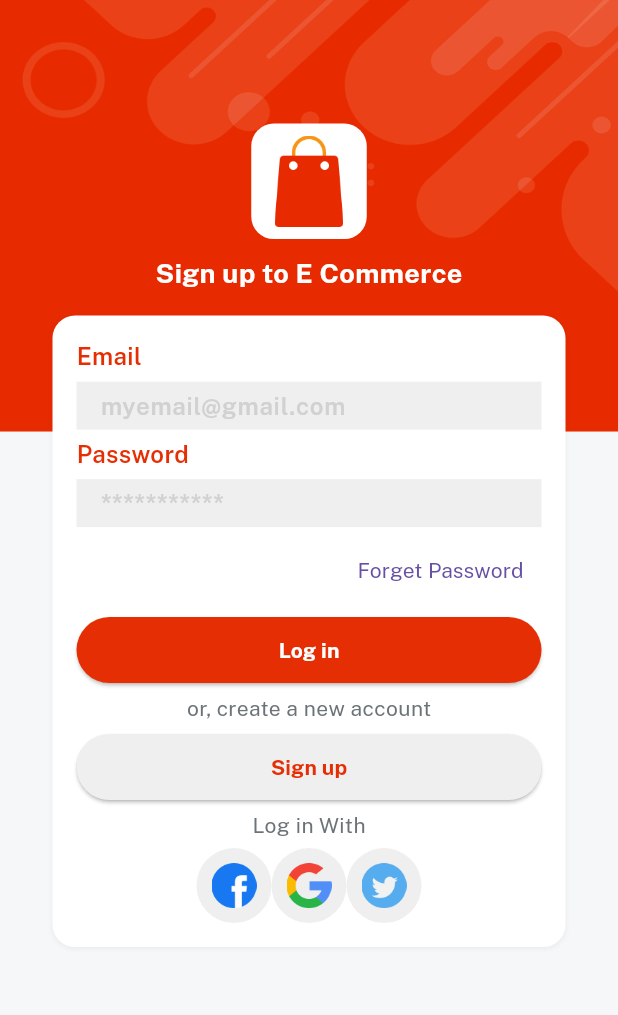
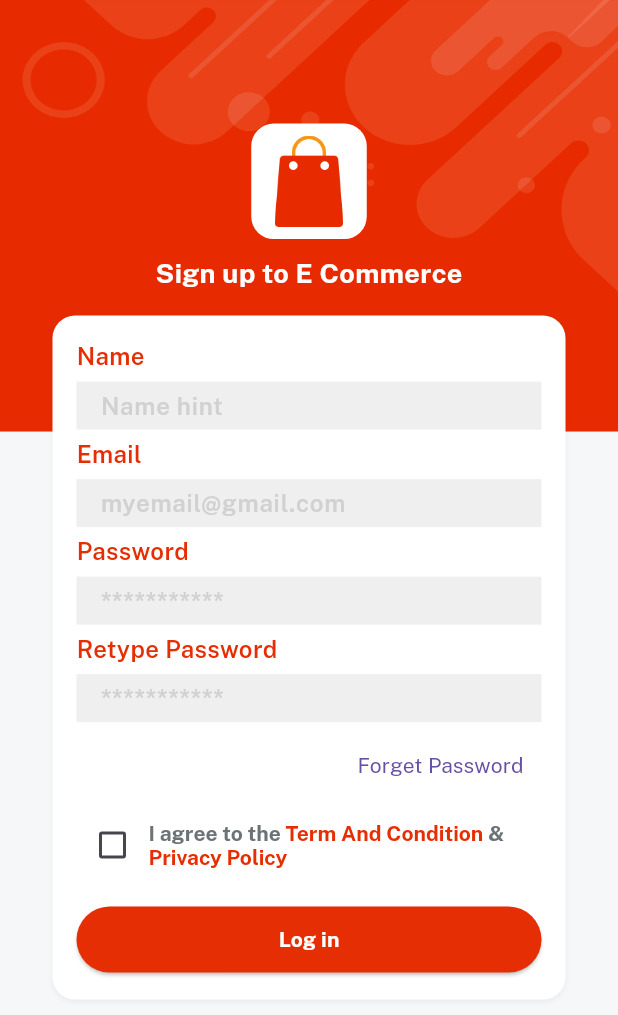
Before and after one commit to MDK301/e_commerce_01, a Flutter app: the SignupScreen screen opened directly, on a phone screen of 412 x 824 dp. Shown: the top 1015 px of the screen. Run offline on Flutter 3.47's test engine with Material 3 defaults, Android fonts, the phone set to English and light mode, and no system bars; our stand-ins replace get, velocity_x.

Commit message:
er.... not sure what did i do last time but i dont see any error so.. just commit

```diff
--- a/lib/consts/strings.dart
+++ b/lib/consts/strings.dart
@@ -13,3 +13,5 @@ const login = "Log in";
 const signup = "Sign up";
 const createNewAccount = "or, create a new account";
 const loginWith = "Log in With";
+const privacypolicy = "Privacy Policy";
+const termandcondition = "Term And Condition";
--- a/lib/views/auth_screen/signup_screen.dart
+++ b/lib/views/auth_screen/signup_screen.dart
@@ -25,13 +25,47 @@ class SignupScreen extends StatelessWidget {
               15.heightBox,
               Column(
                 children: [
+                  customTextField(hint: namehint, title: name),
                   customTextField(hint: emailhint, title: email),
                   customTextField(hint: passwordhint, title: password),
+                  customTextField(hint: passwordhint, title: retypepassword),
                   Align(
                       alignment: Alignment.centerRight,
                       child: TextButton(
                           onPressed: () {}, child: forgetPass.text.make())),
                   5.heightBox,
+                  Row(
+                    children: [
+                      Checkbox(
+                        checkColor: redColor,
+                        value: false,
+                        onChanged: (newValue) {},
+                      ),
+                      10.heightBox,
+                      Expanded(
+                        child: RichText(
+                            text: TextSpan(children: [
+                              TextSpan(
+                                  text: "I agree to the ",
+                                  style:
+                                  TextStyle(fontFamily: bold, color: fontGrey)),
+                              TextSpan(
+                                  text: termandcondition,
+                                  style:
+                                  TextStyle(fontFamily: bold, color: redColor)),
+                              TextSpan(
+                                  text: " & ",
+                                  style:
+                                  TextStyle(fontFamily: bold, color: fontGrey)),
+                              TextSpan(
+                                  text: privacypolicy,
+                                  style:
+                                  TextStyle(fontFamily: bold, color: redColor)),
+                        ])),
+                      ),
+                    ],
+                  ),
+                  15.heightBox,
                   // ourButton().box.width(context.screenWidth - 50).make(),
                   ourButton(
                     color: redColor,
@@ -39,40 +73,14 @@ class SignupScreen extends StatelessWidget {
                     title: login,
                     onPress: () {},
                   ).box.width(context.screenWidth - 50).make(),
-                  5.heightBox,
-                  createNewAccount.text.color(fontGrey).make(),
-                  5.heightBox,
-                  ourButton(
-                    color: lightGrey,
-                    textColor: redColor,
-                    title: signup,
-                    onPress: () {
-                      Get.to(()=>const SignupScreen());
-                    },
-                  ).box.width(context.screenWidth - 50).make(),
-                  5.heightBox,
-                  loginWith.text.color(fontGrey).make(),
-                  5.heightBox,
-                  Row(
-                    mainAxisAlignment: MainAxisAlignment.center,
-                    children: List.generate(
-                        3,
-                            (index) => CircleAvatar(
-                          backgroundColor: lightGrey,
-                          radius: 25,
-                          child: Image.asset(
-                            socialIconList[index],
-                            width: 30,
-                          ),
-                        )),
-                  ),
                 ],
               )
                   .box
                   .white
                   .rounded
                   .padding(const EdgeInsets.all(16))
-                  .width(context.screenWidth - 70).shadowSm
+                  .width(context.screenWidth - 70)
+                  .shadowSm
                   .make()
             ],
           ),
```
